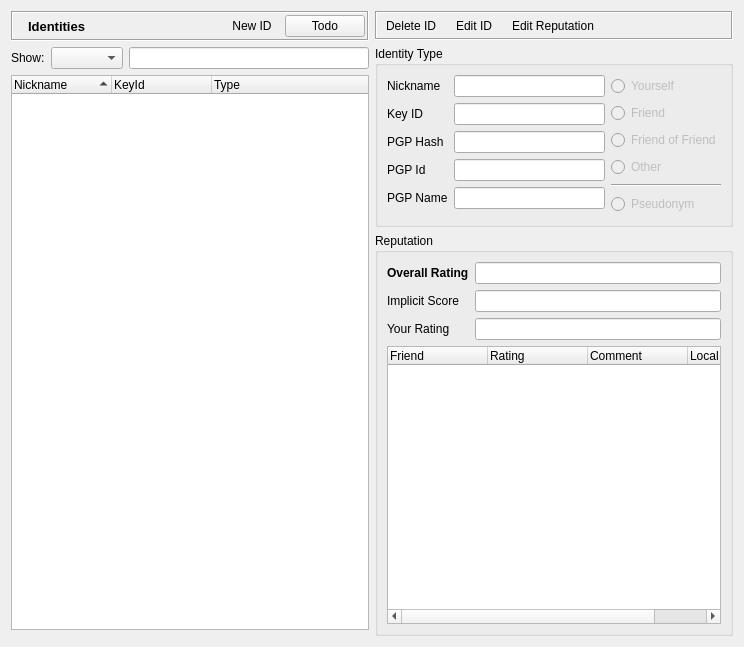
Old version of the form retroshare-gui/src/gui/Identity/IdDialog.ui in the repository RetroShare/RetroShare.
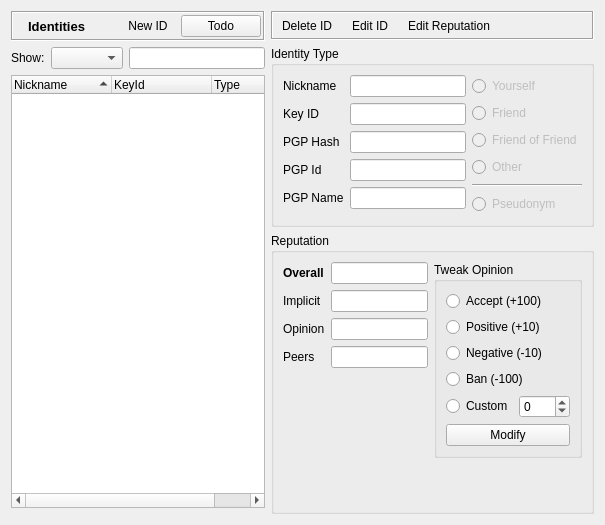
New version of the form. Icons and pictures are not drawn. Custom widgets are drawn as their Qt base class.

Commit message: - Correct missed parts for fixed updateGroup.  - Updated IdDialog to support Modifying Opinions on GxsIds.

The edit to the form file:
```diff
--- a/retroshare-gui/src/gui/Identity/IdDialog.ui
+++ b/retroshare-gui/src/gui/Identity/IdDialog.ui
@@ -6,10 +6,16 @@
    <rect>
     <x>0</x>
     <y>0</y>
-    <width>744</width>
-    <height>647</height>
+    <width>605</width>
+    <height>525</height>
    </rect>
   </property>
+  <property name="sizePolicy">
+   <sizepolicy hsizetype="Preferred" vsizetype="Preferred">
+    <horstretch>0</horstretch>
+    <verstretch>0</verstretch>
+   </sizepolicy>
+  </property>
   <property name="windowTitle">
    <string/>
   </property>
@@ -431,22 +437,20 @@
      </item>
      <item>
       <widget class="QGroupBox" name="reputationGroupBox">
+       <property name="sizePolicy">
+        <sizepolicy hsizetype="Preferred" vsizetype="Preferred">
+         <horstretch>0</horstretch>
+         <verstretch>0</verstretch>
+        </sizepolicy>
+       </property>
        <property name="title">
         <string>Reputation</string>
        </property>
-       <layout class="QVBoxLayout" name="verticalLayout">
+       <layout class="QHBoxLayout" name="horizontalLayout_5">
         <item>
-         <layout class="QGridLayout" name="gridLayout_3">
-          <item row="1" column="0">
-           <widget class="QLabel" name="label_11">
-            <property name="text">
-             <string>Implicit Score</string>
-            </property>
-           </widget>
-          </item>
-          <item row="0" column="1">
-           <widget class="QLineEdit" name="line_RatingOverall"/>
-          </item>
+         <layout class="QVBoxLayout" name="verticalLayout_2">
+          <item>
+           <layout class="QFormLayout" name="formLayout">
           <item row="0" column="0">
            <widget class="QLabel" name="label_2">
             <property name="font">
@@ -456,48 +460,163 @@
              </font>
             </property>
             <property name="text">
-             <string>Overall Rating</string>
+               <string>Overall</string>
+              </property>
+             </widget>
+            </item>
+            <item row="0" column="1">
+             <widget class="QLineEdit" name="line_RatingOverall">
+              <property name="readOnly">
+               <bool>true</bool>
+              </property>
+             </widget>
+            </item>
+            <item row="1" column="0">
+             <widget class="QLabel" name="label_11">
+              <property name="text">
+               <string>Implicit</string>
             </property>
            </widget>
           </item>
           <item row="1" column="1">
-           <widget class="QLineEdit" name="line_RatingImplicit"/>
+             <widget class="QLineEdit" name="line_RatingImplicit">
+              <property name="readOnly">
+               <bool>true</bool>
+              </property>
+             </widget>
           </item>
           <item row="2" column="0">
            <widget class="QLabel" name="label_6">
             <property name="text">
-             <string>Your Rating</string>
+               <string>Opinion</string>
             </property>
            </widget>
           </item>
           <item row="2" column="1">
-           <widget class="QLineEdit" name="line_RatingOwn"/>
-          </item>
+             <widget class="QLineEdit" name="line_RatingOwn">
+              <property name="readOnly">
+               <bool>true</bool>
+              </property>
+             </widget>
+            </item>
+            <item row="3" column="0">
+             <widget class="QLabel" name="label_5">
+              <property name="text">
+               <string>Peers</string>
+              </property>
+             </widget>
+            </item>
+            <item row="3" column="1">
+             <widget class="QLineEdit" name="line_RatingPeers">
+              <property name="readOnly">
+               <bool>true</bool>
+              </property>
+             </widget>
+            </item>
          </layout>
         </item>
         <item>
-         <widget class="RSTreeWidget" name="treeWidget_RepList">
-          <column>
+           <spacer name="verticalSpacer">
+            <property name="orientation">
+             <enum>Qt::Vertical</enum>
+            </property>
+            <property name="sizeHint" stdset="0">
+             <size>
+              <width>20</width>
+              <height>40</height>
+             </size>
+            </property>
+           </spacer>
+          </item>
+         </layout>
+        </item>
+        <item>
+         <layout class="QVBoxLayout" name="verticalLayout_4">
+          <item>
+           <widget class="QGroupBox" name="tweakGroupBox">
+            <property name="sizePolicy">
+             <sizepolicy hsizetype="Preferred" vsizetype="Maximum">
+              <horstretch>0</horstretch>
+              <verstretch>0</verstretch>
+             </sizepolicy>
+            </property>
+            <property name="title">
+             <string>Tweak Opinion</string>
+            </property>
+            <layout class="QVBoxLayout" name="verticalLayout">
+             <item>
+              <widget class="QRadioButton" name="repMod_Accept">
            <property name="text">
-            <string>Friend</string>
-           </property>
-          </column>
-          <column>
+                <string>Accept (+100)</string>
+               </property>
+              </widget>
+             </item>
+             <item>
+              <widget class="QRadioButton" name="repMod_Positive">
            <property name="text">
-            <string>Rating</string>
-           </property>
-          </column>
-          <column>
+                <string>Positive (+10)</string>
+               </property>
+              </widget>
+             </item>
+             <item>
+              <widget class="QRadioButton" name="repMod_Negative">
            <property name="text">
-            <string>Comment</string>
-           </property>
-          </column>
-          <column>
+                <string>Negative (-10)</string>
+               </property>
+              </widget>
+             </item>
+             <item>
+              <widget class="QRadioButton" name="repMod_Ban">
            <property name="text">
-            <string>Local Reputation</string>
-           </property>
-          </column>
-         </widget>
+                <string>Ban (-100)</string>
+               </property>
+              </widget>
+             </item>
+             <item>
+              <layout class="QHBoxLayout" name="horizontalLayout">
+               <item>
+                <widget class="QRadioButton" name="repMod_Custom">
+                 <property name="text">
+                  <string>Custom</string>
+                 </property>
+                </widget>
+               </item>
+               <item>
+                <widget class="QSpinBox" name="repMod_spinBox">
+                 <property name="minimum">
+                  <number>-100</number>
+                 </property>
+                 <property name="maximum">
+                  <number>100</number>
+                 </property>
+                </widget>
+               </item>
+              </layout>
+             </item>
+             <item>
+              <widget class="QPushButton" name="repModButton">
+               <property name="text">
+                <string>Modify</string>
+               </property>
+              </widget>
+             </item>
+            </layout>
+           </widget>
+          </item>
+          <item>
+           <spacer name="verticalSpacer_2">
+            <property name="orientation">
+             <enum>Qt::Vertical</enum>
+            </property>
+            <property name="sizeHint" stdset="0">
+             <size>
+              <width>20</width>
+              <height>40</height>
+             </size>
+            </property>
+           </spacer>
+          </item>
+         </layout>
         </item>
        </layout>
       </widget>
```
Left out of the diff: 1 changed line with no effect on the pictures. Lines whose indentation alone changed are shown as unchanged. The commit also changes 12 other files.
